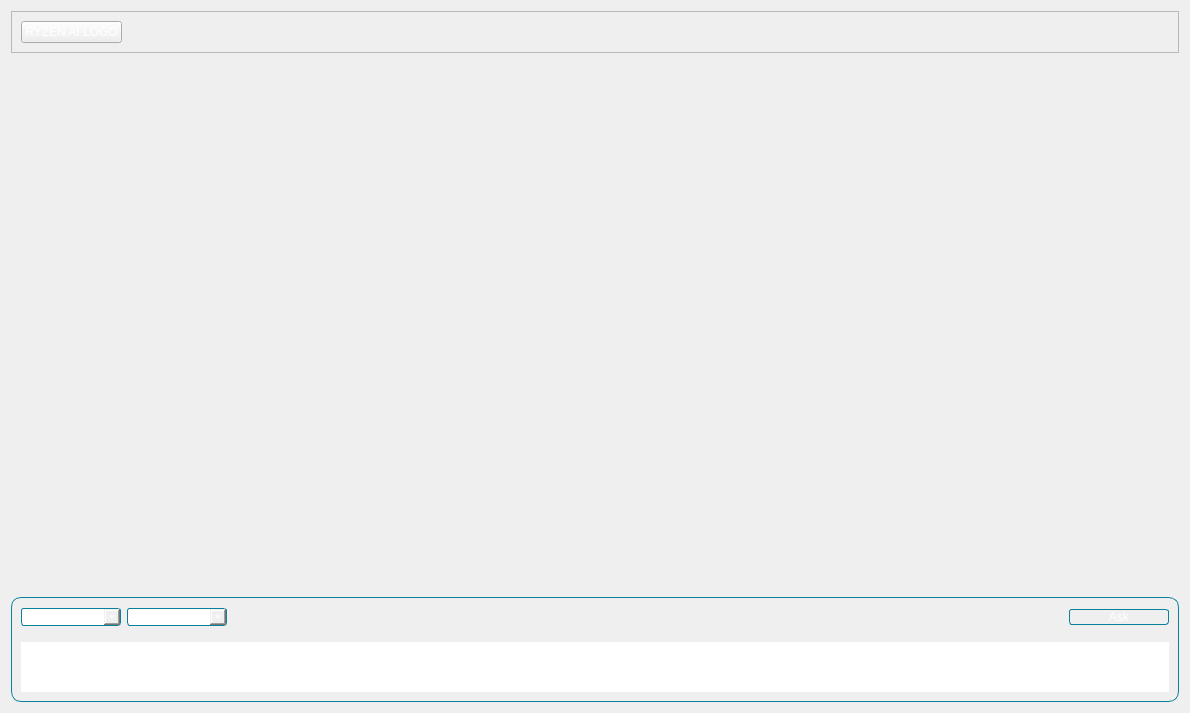
This is interface/form.ui in amd/gaia as Qt 5 draws it before an edit. The edited form follows.
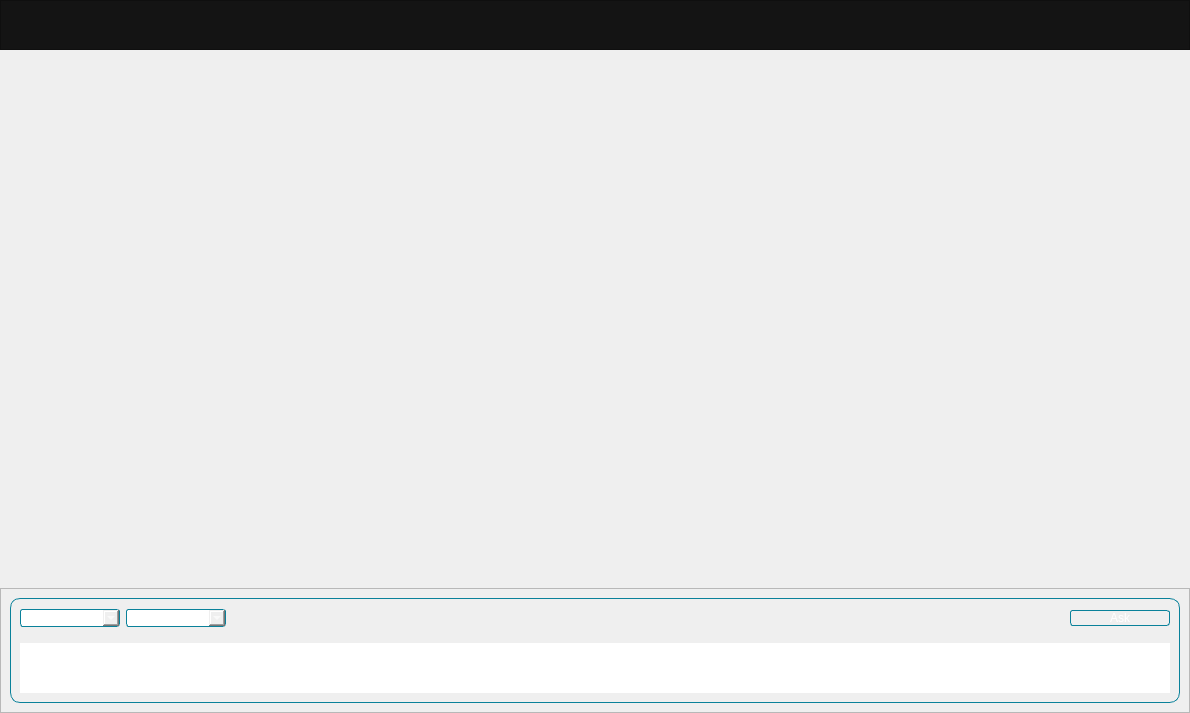
This is the edited form. Icons and pictures are not drawn.

Diff of the .ui file:
```diff
--- a/interface/form.ui
+++ b/interface/form.ui
@@ -26,8 +26,29 @@
    <string notr="true">color: rgb(0, 0, 0);</string>
   </property>
   <layout class="QVBoxLayout" name="verticalLayout_3">
+   <property name="leftMargin">
+    <number>0</number>
+   </property>
+   <property name="topMargin">
+    <number>0</number>
+   </property>
+   <property name="rightMargin">
+    <number>0</number>
+   </property>
+   <property name="bottomMargin">
+    <number>0</number>
+   </property>
    <item>
-    <widget class="QFrame" name="frame">
+    <widget class="QFrame" name="banner">
+     <property name="minimumSize">
+      <size>
+       <width>0</width>
+       <height>50</height>
+      </size>
+     </property>
+     <property name="styleSheet">
+      <string notr="true">background-color: rgb(20, 20, 20);</string>
+     </property>
      <property name="frameShape">
       <enum>QFrame::StyledPanel</enum>
      </property>
@@ -35,13 +56,43 @@
       <enum>QFrame::Raised</enum>
      </property>
      <layout class="QHBoxLayout" name="horizontalLayout">
+      <property name="leftMargin">
+       <number>9</number>
+      </property>
+      <property name="topMargin">
+       <number>9</number>
+      </property>
+      <property name="rightMargin">
+       <number>0</number>
+      </property>
+      <property name="bottomMargin">
+       <number>9</number>
+      </property>
       <item>
-       <widget class="QPushButton" name="pushButton_2">
+       <widget class="QLabel" name="label">
+        <property name="minimumSize">
+         <size>
+          <width>0</width>
+          <height>0</height>
+         </size>
+        </property>
+        <property name="maximumSize">
+         <size>
+          <width>164</width>
+          <height>40</height>
+         </size>
+        </property>
         <property name="styleSheet">
-         <string notr="true">color: rgb(255, 255, 255);</string>
+         <string notr="true"/>
         </property>
         <property name="text">
-         <string>RYZEN AI LOGO</string>
+         <string/>
+        </property>
+        <property name="pixmap">
+         <pixmap resource="resource.qrc">:/img/banner.PNG</pixmap>
+        </property>
+        <property name="scaledContents">
+         <bool>true</bool>
         </property>
        </widget>
       </item>
@@ -75,6 +126,15 @@
     </spacer>
    </item>
    <item>
+    <widget class="QFrame" name="frame">
+     <property name="frameShape">
+      <enum>QFrame::StyledPanel</enum>
+     </property>
+     <property name="frameShadow">
+      <enum>QFrame::Raised</enum>
+     </property>
+     <layout class="QVBoxLayout" name="verticalLayout">
+      <item>
     <widget class="QFrame" name="messagingFrame">
      <property name="layoutDirection">
       <enum>Qt::LeftToRight</enum>
@@ -258,6 +318,11 @@
    </item>
   </layout>
  </widget>
- <resources/>
+   </item>
+  </layout>
+ </widget>
+ <resources>
+  <include location="resource.qrc"/>
+ </resources>
  <connections/>
 </ui>
```
Lines whose indentation alone changed are shown as unchanged.
